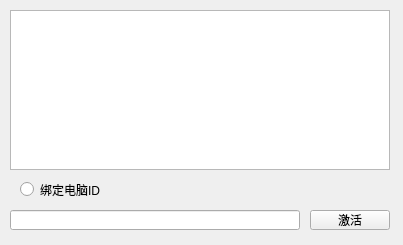
Old version of the form machineinformation.ui in the repository lucky-billy/Registry_control.
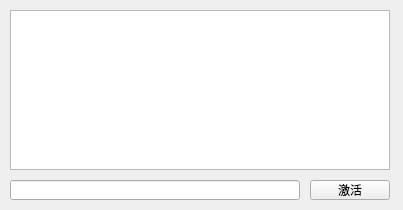
New version of the form.

Diff of the .ui file:
```diff
--- a/machineinformation.ui
+++ b/machineinformation.ui
@@ -10,7 +10,7 @@
     <x>0</x>
     <y>0</y>
     <width>403</width>
-    <height>245</height>
+    <height>210</height>
    </rect>
   </property>
   <property name="windowTitle">
@@ -37,7 +37,7 @@
     <property name="geometry">
      <rect>
       <x>10</x>
-      <y>210</y>
+      <y>180</y>
       <width>290</width>
       <height>20</height>
      </rect>
@@ -50,7 +50,7 @@
     <property name="geometry">
      <rect>
       <x>310</x>
-      <y>210</y>
+      <y>180</y>
       <width>80</width>
       <height>20</height>
      </rect>
@@ -59,19 +59,6 @@
      <string>激活</string>
     </property>
    </widget>
-   <widget class="QRadioButton" name="radioButton">
-    <property name="geometry">
-     <rect>
-      <x>20</x>
-      <y>180</y>
-      <width>115</width>
-      <height>19</height>
-     </rect>
-    </property>
-    <property name="text">
-     <string>绑定电脑ID</string>
-    </property>
-   </widget>
   </widget>
  </widget>
  <resources/>
```
